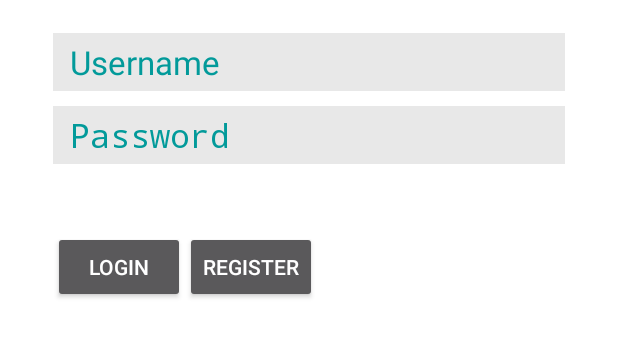
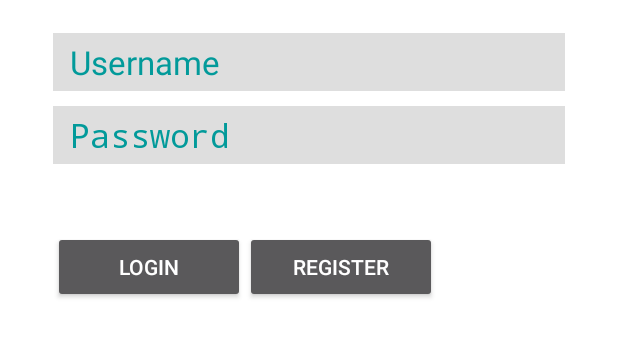
Before and after one commit to aymomeni/Tuber-Project, an Android app: the screen it shows after launch (LoginActivity), on a phone screen of 412 x 824 dp, the part 535-893 px from its top. Run offline under Robolectric (Android 15) with nearby library versions, the phone set to English and light mode, and no system bars; libraries missing offline, so code that uses them is left out: com.parse; 10 statements that could not run were skipped.

Commit message:
Manu Page improvement

```diff
--- a/Android/Tuber/app/src/main/AndroidManifest.xml
+++ b/Android/Tuber/app/src/main/AndroidManifest.xml
@@ -6,9 +6,10 @@
     <uses-permission android:name="android.permission.ACCESS_NETWORK_STATE"/>
 
     <application
+        android:allowBackup="true"
         android:name=".StarterApplication"
-        android:allowBackup="true"
-        android:icon="@mipmap/ic_launcher"
+        android:label="@string/app_name"
+        android:icon="@drawable/ic_launcher"
         android:supportsRtl="true"
         android:theme="@style/AppTheme">
 
@@ -17,7 +18,6 @@
             android:label="@string/app_name"
             <intent-filter>
                 <action android:name="android.intent.action.MAIN"/>
-
                 <category android:name="android.intent.category.LAUNCHER"/>
             </intent-filter>
         </activity>
--- a/Android/Tuber/app/src/main/res/layout/activity_login.xml
+++ b/Android/Tuber/app/src/main/res/layout/activity_login.xml
@@ -21,8 +21,8 @@
         android:layout_centerHorizontal="true"
         android:layout_marginLeft="30pt"
         android:layout_marginRight="30pt"
-        android:src="@drawable/rsz_2ic_tuber_logo"
-        />
+        android:src="@drawable/ic_launcher"
+        tools:adjustViewBounds="false"/>
 
     <EditText
         android:id="@+id/login_username"
@@ -32,11 +32,12 @@
         android:layout_centerHorizontal="true"
         android:layout_marginTop="10pt"
         android:background="@color/colorPrimary_Grey"
-        android:ems="10"
+        android:ems="5"
         android:hint="Username"
         android:inputType="textEmailAddress"
         android:paddingBottom="2pt"
         android:paddingLeft="5pt"
+        android:paddingRight="5pt"
         android:paddingTop="2pt"
         android:textColor="@color/colorAccent_Blue"
         android:textColorHint="@color/colorAccent_Blue"
@@ -51,11 +52,12 @@
         android:layout_centerHorizontal="true"
         android:layout_marginTop="10dp"
         android:background="@color/colorPrimary_Grey"
-        android:ems="10"
+        android:ems="5"
         android:hint="Password"
         android:inputType="textPassword"
         android:paddingBottom="2pt"
         android:paddingLeft="5pt"
+        android:paddingRight="5pt"
         android:paddingTop="2pt"
         android:textColor="@color/colorAccent_Blue"
         android:textColorHint="@color/colorAccent_Blue"
@@ -68,7 +70,8 @@
         android:layout_height="wrap_content"
         android:layout_below="@+id/login_password"
         android:layout_marginTop="20pt"
-        android:text="login"
+        android:ems="8"
+        android:text="@string/login_text"
         android:onClick="login"
         />
 
@@ -76,10 +79,11 @@
         android:id="@+id/register_button"
         android:layout_width="wrap_content"
         android:layout_height="wrap_content"
+        android:ems="8"
         android:layout_toRightOf="@id/login_button"
         android:layout_below="@+id/login_password"
         android:layout_marginTop="20pt"
-        android:text="Register"
+        android:text="@string/register_text"
         />
 
 
--- a/Android/Tuber/app/src/main/res/values/colors.xml
+++ b/Android/Tuber/app/src/main/res/values/colors.xml
@@ -1,8 +1,8 @@
 <?xml version="1.0" encoding="utf-8"?>
 <resources>
-    <color name="colorPrimary_Grey">#e8e8e8</color>
+    <color name="colorPrimary_Grey">#dedede</color>
     <color name="colorPrimary_White">#FFFFFF</color>
-    <color name="colorAccent_Organge">#ff7400</color>
+    <color name="colorAccent_Orange">#ff7400</color>
     <color name="colorAccent_Blue">#029a9a</color>
     <color name="colorAccent_Green">#028602</color>
     <color name="colorAccent_Red">#ff7474</color>
--- a/Android/Tuber/app/src/main/res/values/strings.xml
+++ b/Android/Tuber/app/src/main/res/values/strings.xml
@@ -3,4 +3,6 @@
     <string name="parse_app_id">d537bd63e2416cce6821b38ccbd736c9032cc8d7</string>
     <string name="parse_client_key">68ced8cd209806658170d238c749274d03adc489</string>
     <string name="parse_server">http://ec2-35-163-71-13.us-west-2.compute.amazonaws.com:80/parse/</string>
+    <string name="login_text">login</string>
+    <string name="register_text">register</string>
 </resources>
--- a/Android/Tuber/app/src/main/res/values/styles.xml
+++ b/Android/Tuber/app/src/main/res/values/styles.xml
@@ -5,7 +5,7 @@
         <!-- Customize your theme here. -->
         <item name="colorPrimary">@color/colorPrimary_Grey</item>
         <item name="colorPrimaryDark">@color/colorPrimary_White</item>
-        <item name="colorAccent">@color/colorAccent_Organge</item>
+        <item name="colorAccent">@color/colorAccent_Orange</item>
     </style>
 
 </resources>
```
Also changed, not shown: Android/Tuber/app/src/main/java/cs4000/tuber/MenuActivity.java (+19 -2 lines), Android/Tuber/app/src/main/java/cs4000/tuber/RectClassView.java (added, +35 -0 lines), Android/Tuber/app/src/main/res/layout/activity_menu.xml (+77 -3 lines), Android/Tuber/app/src/main/res/drawable/ic_launcher.png (renamed from Android/Tuber/app/src/main/res/drawable/rsz_2ic_tuber_logo.png), Android/Tuber/app/src/main/res/drawable/ic_tuber_logo_large.png (renamed from Android/Tuber/app/src/main/res/drawable/ic_tuber_logo.png), Android/Tuber/app/src/main/res/drawable/ic_tuber_logo_medium.png (renamed from Android/Tuber/app/src/main/res/drawable/rsz_ic_tuber_logo.png).
